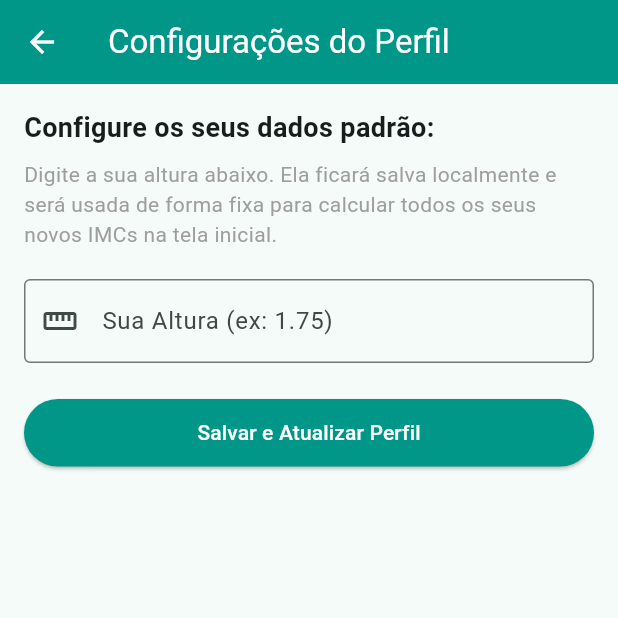
After one commit to AndersonF-Dev/calculadora_imc_dart, a Flutter app: the screen it shows after launch, after a tap on the "settings" icon, on a phone screen of 412 x 824 dp, the top half of it. The commit adds this screen. Run offline on Flutter 3.47's test engine with Material 3 defaults, Android fonts, the phone set to English and light mode, and no system bars; our stand-ins replace hive, hive_flutter; accounts and stored records are empty.

Commit message:
feat: adicionar persistência com Hive, tela de configurações e remoção de itens

```diff
--- a/lib/main.dart
+++ b/lib/main.dart
@@ -1,58 +1,19 @@
-// import 'dart:io';
-// import 'package:calculadoraimc/pessoa.dart';
-// import 'package:calculadoraimc/calculadora_imc.dart';
+import 'package:flutter/material.dart';
+import 'package:hive_flutter/hive_flutter.dart'; // Importa o Hive para persistência local
+import 'screens/home_screen.dart';
 
-// void main() {
-//   print("--- CALCULADORA DE IMC ---");
+void main() async {
+  // 1. Garante que os recursos nativos do Flutter estejam prontos antes do banco iniciar
+  WidgetsFlutterBinding.ensureInitialized();
 
-//   try {
-//     stdout.write("Digite o nome da pessoa: ");
-//     String? nomeInput = stdin.readLineSync();
-//     if (nomeInput == null || nomeInput.trim().isEmpty) {
-//       throw FormatException("Nome inválido.");
-//     }
+  // 2. Inicializa o armazenamento do Hive no dispositivo
+  await Hive.initFlutter();
 
-//     stdout.write("Digite o peso (ex: 70.5): ");
-//     String? pesoInput = stdin.readLineSync();
-//     double? peso = double.tryParse(pesoInput ?? '');
-//     if (peso == null) {
-//       throw FormatException("O peso digitado não é um número válido.");
-//     }
+  // 3. Abre as "caixas" (bancos de dados) para histórico de IMC e configurações de altura
+  await Hive.openBox('historico_imc');
+  await Hive.openBox('configuracoes');
 
-//     stdout.write("Digite a altura em metros (ex: 1.75): ");
-//     String? alturaInput = stdin.readLineSync();
-//     // Substitui vírgula por ponto para evitar erros de digitação do usuário
-//     double? altura = double.tryParse(alturaInput?.replaceAll(',', '.') ?? '');
-//     if (altura == null) {
-//       throw FormatException("A altura digitada não é um número válido.");
-//     }
-
-//     // Criando a pessoa (pode disparar ArgumentError se os valores forem <= 0)
-//     Pessoa pessoa = Pessoa(nome: nomeInput, peso: peso, altura: altura);
-
-//     // Calculando e classificando
-//     double imc = CalculadoraIMC.calcular(pessoa);
-//     String classificacao = CalculadoraIMC.classificar(imc);
-
-//     // Printando o resultado
-//     print("\n--- RESULTADO ---");
-//     print("Nome: ${pessoa.nome}");
-//     print("IMC: ${imc.toStringAsFixed(2)}");
-//     print("Classificação: $classificacao");
-
-//   } on FormatException catch (e) {
-//     print("\n[ERRO DE FORMATO]: ${e.message}");
-//   } on ArgumentError catch (e) {
-//     print("\n[ERRO DE VALIDAÇÃO]: ${e.message}");
-//   } catch (e) {
-//     print("\n[ERRO INESPERADO]: $e");
-//   }
-// }
-
-import 'package:flutter/material.dart';
-import 'screens/home_screen.dart'; // Vamos criar este arquivo em seguida
-
-void main() {
+  // 4. Inicializa o aplicativo normalmente
   runApp(const MyApp());
 }
 
@@ -68,7 +29,7 @@ class MyApp extends StatelessWidget {
         colorScheme: ColorScheme.fromSeed(seedColor: Colors.teal),
         useMaterial3: true,
       ),
-      home: const HomeScreen(), // Chama a tela com a interface
+      home: const HomeScreen(), // Chama a tela com a interface que vai ler do Hive
     );
   }
 }
--- a/lib/screens/home_screen.dart
+++ b/lib/screens/home_screen.dart
@@ -1,15 +1,9 @@
 import 'package:flutter/material.dart';
+import 'package:hive_flutter/hive_flutter.dart';
+import '../models/imc_model.dart';
 import 'package:calculadoraimc/pessoa.dart';
 import 'package:calculadoraimc/calculadora_imc.dart';
-
-// Criamos uma classe simples para estruturar o que vai aparecer na lista
-class ItemHistorico {
-  final String nome;
-  final double imc;
-  final String classificacao;
-
-  ItemHistorico({required this.nome, required this.imc, required this.classificacao});
-}
+import 'settings_screen.dart';
 
 class HomeScreen extends StatefulWidget {
   const HomeScreen({super.key});
@@ -19,53 +13,106 @@ class HomeScreen extends StatefulWidget {
 }
 
 class _HomeScreenState extends State<HomeScreen> {
-  // Controladores para capturar o texto dos inputs na tela
   final TextEditingController _nomeController = TextEditingController();
   final TextEditingController _pesoController = TextEditingController();
+  // 1. RECOLOQUEI O CONTROLADOR DA ALTURA AQUI:
   final TextEditingController _alturaController = TextEditingController();
 
-  // Lista na memória para guardar o histórico de resultados
-  final List<ItemHistorico> _historico = [];
+  late Box _imcBox;
+  late Box _configBox;
+  List<ImcModel> _historico = [];
+
+  @override
+  void initState() {
+    super.initState();
+    _imcBox = Hive.box('historico_imc');
+    _configBox = Hive.box('configuracoes');
+    _carregarHistorico();
+    _carregarAlturaPadrao();
+  }
+
+  // Se já houver uma altura salva nas configurações, ela preenche o campo automaticamente
+  void _carregarAlturaPadrao() {
+    double? alturaSalva = _configBox.get('altura');
+    if (alturaSalva != null) {
+      _alturaController.text = alturaSalva.toString();
+    }
+  }
+
+  void _carregarHistorico() {
+    final dadosRaw = _imcBox.values;
+    setState(() {
+      _historico = dadosRaw.map((item) => ImcModel.fromMap(item)).toList().reversed.toList();
+    });
+  }
 
   void _processarCalculo() {
     try {
-      String nomeInput = _nomeController.text;
-      if (nomeInput.trim().isEmpty) {
-        throw FormatException("Nome inválido.");
+      String nomeInput = _nomeController.text.trim(); // .trim() remove espaços em branco extras
+
+      // 1. VALIDAÇÃO ANTECIPADA: Se o nome estiver vazio, para tudo ANTES de mexer no Hive
+      if (nomeInput.isEmpty) {
+        _mostrarErro("Nome inválido. O campo não pode ficar vazio.");
+        return; // O return força a função a PARAR de rodar aqui
       }
 
       double? peso = double.tryParse(_pesoController.text.replaceAll(',', '.'));
-      if (peso == null) {
-        throw FormatException("O peso digitado não é um número válido.");
+      if (peso == null || peso <= 0) {
+        _mostrarErro("O peso digitado não é um número válido.");
+        return; // Para a execução se o peso for inválido
       }
 
       double? altura = double.tryParse(_alturaController.text.replaceAll(',', '.'));
-      if (altura == null) {
-        throw FormatException("A altura digitada não é um número válido.");
+      if (altura == null || altura <= 0) {
+        _mostrarErro("A altura digitada não é um número válido.");
+        return; // Para a execução se a altura for inválida
       }
 
-      // Reaproveitando suas classes originais do CLI!
+      // Reaproveitando suas classes originais de negócio
       Pessoa pessoa = Pessoa(nome: nomeInput, peso: peso, altura: altura);
       double imc = CalculadoraIMC.calcular(pessoa);
       String classificacao = CalculadoraIMC.classificar(imc);
 
-      // Se tudo deu certo, adiciona no topo da lista (index 0)
-      setState(() {
-        _historico.insert(0, ItemHistorico(
-          nome: pessoa.nome,
-          imc: imc,
-          classificacao: classificacao,
-        ));
-      });
+      ImcModel novoRegistro = ImcModel(
+        nome: pessoa.nome,
+        peso: peso,
+        altura: altura,
+        resultado: imc,
+        classificacao: classificacao,
+      );
 
-      // Limpa os campos de texto
+      String chaveUnica = pessoa.nome.toLowerCase();
+
+      // ====== DESAFIO REVISADO: VERIFICA SE O NOME JÁ EXISTIA NO BANCO ======
+      bool jaExiste = _imcBox.containsKey(chaveUnica);
+
+      // SÓ SALVA NO HIVE SE PASSOU POR TODAS AS VALIDAÇÕES ACIMA
+      _imcBox.put(chaveUnica, novoRegistro.toMap());
+
+      // Recarrega a lista da tela com os dados atualizados do banco
+      _carregarHistorico();
+
+      // EXIBE O AVISO CORRETO DE ACORDO COM A AÇÃO
+      ScaffoldMessenger.of(context).showSnackBar(
+        SnackBar(
+          content: Text(
+            jaExiste
+                ? "Os dados de ${pessoa.nome} foram atualizados com sucesso!"
+                : "${pessoa.nome} foi salvo com sucesso!",
+          ),
+          backgroundColor: jaExiste ? Colors.blueAccent : Colors.teal,
+          duration: const Duration(seconds: 2),
+        ),
+      );
+      // ======================================================================
+
+      // Limpa os campos após o sucesso
       _nomeController.clear();
       _pesoController.clear();
-      _alturaController.clear();
-      FocusScope.of(context).unfocus(); // Fecha o teclado
+      FocusScope.of(context).unfocus();
 
     } on FormatException catch (e) {
-      _mostrarErro("[ERRO DE FORMATO]: ${e.message}");
+      _mostrarErro(e.message);
     } on ArgumentError catch (e) {
       _mostrarErro("[ERRO DE VALIDAÇÃO]: ${e.message}");
     } catch (e) {
@@ -73,13 +120,9 @@ class _HomeScreenState extends State<HomeScreen> {
     }
   }
 
-  // Substitui os prints de erro por um SnackBar elegante na tela
   void _mostrarErro(String mensagem) {
     ScaffoldMessenger.of(context).showSnackBar(
-      SnackBar(
-        content: Text(mensagem),
-        backgroundColor: Colors.redAccent,
-      ),
+      SnackBar(content: Text(mensagem), backgroundColor: Colors.redAccent),
     );
   }
 
@@ -91,12 +134,25 @@ class _HomeScreenState extends State<HomeScreen> {
         backgroundColor: Colors.teal,
         foregroundColor: Colors.white,
         centerTitle: true,
+        actions: [
+          IconButton(
+            icon: const Icon(Icons.settings),
+            onPressed: () {
+              Navigator.push(
+                context,
+                MaterialPageRoute(builder: (context) => const SettingsScreen()),
+              ).then((_) {
+                _carregarHistorico();
+                _carregarAlturaPadrao(); // Atualiza se mudar na outra tela
+              });
+            },
+          )
+        ],
       ),
       body: Padding(
         padding: const EdgeInsets.all(16.0),
         child: Column(
           children: [
-            // Inputs de texto substituindo o stdin.readLineSync()
             TextField(
               controller: _nomeController,
               decoration: const InputDecoration(labelText: 'Nome da pessoa', prefixIcon: Icon(Icons.person)),
@@ -108,35 +164,33 @@ class _HomeScreenState extends State<HomeScreen> {
               decoration: const InputDecoration(labelText: 'Peso (ex: 70.5)', prefixIcon: Icon(Icons.fitness_center)),
             ),
             const SizedBox(height: 8),
+
+            // 3. RECOLOQUEI O WIDGET DO TEXTFIELD DE ALTURA DE VOLTA AQUI:
             TextField(
               controller: _alturaController,
               keyboardType: const TextInputType.numberWithOptions(decimal: true),
               decoration: const InputDecoration(labelText: 'Altura em metros (ex: 1.75)', prefixIcon: Icon(Icons.straighten)),
             ),
+
             const SizedBox(height: 16),
-
-            // Botão que dispara o cálculo
             SizedBox(
               width: double.infinity,
               height: 45,
               child: ElevatedButton(
                 onPressed: _processarCalculo,
                 style: ElevatedButton.styleFrom(backgroundColor: Colors.teal, foregroundColor: Colors.white),
-                child: const Text('Calcular e Adicionar à Lista'),
+                child: const Text('Calcular e Gravar'),
               ),
             ),
             const SizedBox(height: 20),
-
             const Align(
               alignment: Alignment.centerLeft,
-              child: Text('Resultados:', style: TextStyle(fontSize: 18, fontWeight: FontWeight.bold)),
+              child: Text('Histórico (Salvo Localmente):', style: TextStyle(fontSize: 18, fontWeight: FontWeight.bold)),
             ),
             const SizedBox(height: 8),
-
-            // Lista substituindo os prints finais de resultado
             Expanded(
               child: _historico.isEmpty
-                  ? const Center(child: Text('Nenhum IMC calculado ainda.'))
+                  ? const Center(child: Text('Nenhum registro armazenado.'))
                   : ListView.builder(
                       itemCount: _historico.length,
                       itemBuilder: (context, index) {
@@ -146,10 +200,35 @@ class _HomeScreenState extends State<HomeScreen> {
                           child: ListTile(
                             leading: CircleAvatar(
                               backgroundColor: Colors.teal.shade100,
-                              child: Text(item.imc.toStringAsFixed(1), style: const TextStyle(fontWeight: FontWeight.bold)),
+                              child: Text(item.resultado.toStringAsFixed(1), style: const TextStyle(fontWeight: FontWeight.bold)),
                             ),
                             title: Text('${item.nome} - ${item.classificacao}'),
-                            subtitle: Text('IMC completo: ${item.imc.toStringAsFixed(2)}'),
+                            subtitle: Text('Peso: ${item.peso}kg | Altura: ${item.altura}m'),
+
+                            // ====== O BOTÃO DE REMOVER ENTRA AQUI ======
+                            trailing: IconButton(
+                              icon: const Icon(Icons.delete, color: Colors.redAccent),
+                              onPressed: () {
+                                // Descobre a chave única usada para salvar (nome em minúsculas)
+                                String chaveNoBanco = item.nome.trim().toLowerCase();
+
+                                // Remove direto do Hive
+                                _imcBox.delete(chaveNoBanco);
+
+                                // Recarrega a lista para atualizar a tela instantaneamente
+                                _carregarHistorico();
+
+                                // Feedback visual de que deu certo
+                                ScaffoldMessenger.of(context).showSnackBar(
+                                  SnackBar(
+                                    content: Text('${item.nome} removido com sucesso!'),
+                                    backgroundColor: Colors.orange,
+                                    duration: const Duration(seconds: 2),
+                                  ),
+                                );
+                              },
+                            ),
+                            // ==========================================
                           ),
                         );
                       },
--- /dev/null
+++ b/lib/screens/settings_screen.dart
@@ -0,0 +1,99 @@
+import 'package:flutter/material.dart';
+import 'package:hive/hive.dart';
+
+class SettingsScreen extends StatefulWidget {
+  const SettingsScreen({super.key});
+
+  @override
+  State<SettingsScreen> createState() => _SettingsScreenState();
+}
+
+class _SettingsScreenState extends State<SettingsScreen> {
+  // Controlador para o usuário digitar a altura dele
+  final TextEditingController _alturaController = TextEditingController();
+  late Box _configBox;
+
+  @override
+  void initState() {
+    super.initState();
+    _configBox = Hive.box('configuracoes');
+
+    // Se o usuário já tiver digitado e salvo uma altura antes, ela aparece no campo automaticamente
+    double? alturaSalva = _configBox.get('altura');
+    if (alturaSalva != null) {
+      _alturaController.text = alturaSalva.toString();
+    }
+  }
+
+  void _salvarConfiguracoes() {
+    // Captura o que o usuário digitou e trata a vírgula por ponto
+    double? altura = double.tryParse(_alturaController.text.replaceAll(',', '.'));
+
+    if (altura != null && altura > 0) {
+      // Grava permanentemente a altura digitada no Hive
+      _configBox.put('altura', altura);
+
+      ScaffoldMessenger.of(context).showSnackBar(
+        const SnackBar(content: Text('Altura salva com sucesso!'), backgroundColor: Colors.teal),
+      );
+
+      Navigator.pop(context); // Volta para a tela principal
+    } else {
+      ScaffoldMessenger.of(context).showSnackBar(
+        const SnackBar(content: Text('Por favor, digite uma altura válida!'), backgroundColor: Colors.redAccent),
+      );
+    }
+  }
+
+  @override
+  Widget build(BuildContext context) {
+    return Scaffold(
+      appBar: AppBar(
+        title: const Text('Configurações do Perfil'),
+        backgroundColor: Colors.teal,
+        foregroundColor: Colors.white
+      ),
+      body: Padding(
+        padding: const EdgeInsets.all(16.0),
+        child: Column(
+          crossAxisAlignment: CrossAxisAlignment.start,
+          children: [
+            const Text(
+              'Configure os seus dados padrão:',
+              style: TextStyle(fontSize: 18, fontWeight: FontWeight.bold),
+            ),
+            const SizedBox(height: 8),
+            const Text(
+              'Digite a sua altura abaixo. Ela ficará salva localmente e será usada de forma fixa para calcular todos os seus novos IMCs na tela inicial.',
+              style: TextStyle(color: Colors.grey),
+            ),
+            const SizedBox(height: 20),
+
+            // O CAMPO PARA DIGITAR A ALTURA:
+            TextField(
+              controller: _alturaController,
+              keyboardType: const TextInputType.numberWithOptions(decimal: true),
+              decoration: const InputDecoration(
+                labelText: 'Sua Altura (ex: 1.75)',
+                border: OutlineInputBorder(),
+                prefixIcon: Icon(Icons.straighten),
+              ),
+            ),
+            const SizedBox(height: 24),
+
+            // Botão para gravar a digitação no banco
+            SizedBox(
+              width: double.infinity,
+              height: 45,
+              child: ElevatedButton(
+                onPressed: _salvarConfiguracoes,
+                style: ElevatedButton.styleFrom(backgroundColor: Colors.teal, foregroundColor: Colors.white),
+                child: const Text('Salvar e Atualizar Perfil'),
+              ),
+            ),
+          ],
+        ),
+      ),
+    );
+  }
+}
--- a/pubspec.yaml
+++ b/pubspec.yaml
@@ -34,6 +34,8 @@ dependencies:
   # The following adds the Cupertino Icons font to your application.
   # Use with the CupertinoIcons class for iOS style icons.
   cupertino_icons: ^1.0.8
+  hive: ^2.2.3
+  hive_flutter: ^1.1.0
 
 dev_dependencies:
   flutter_test:
```
Also changed, not shown: lib/models/imc_model.dart (+25 -0 lines), pubspec.lock, 3 other files.
